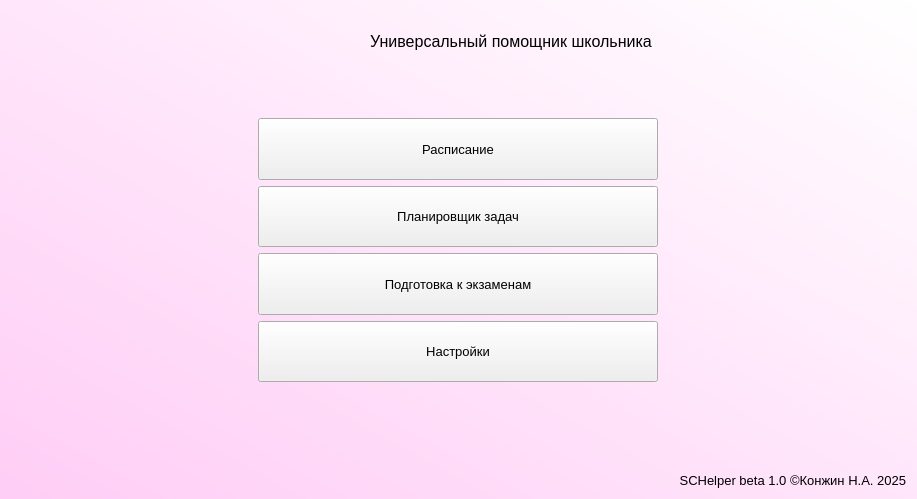
First picture: the form in main.ui, repository knowyx/SCHelper, before the edit.
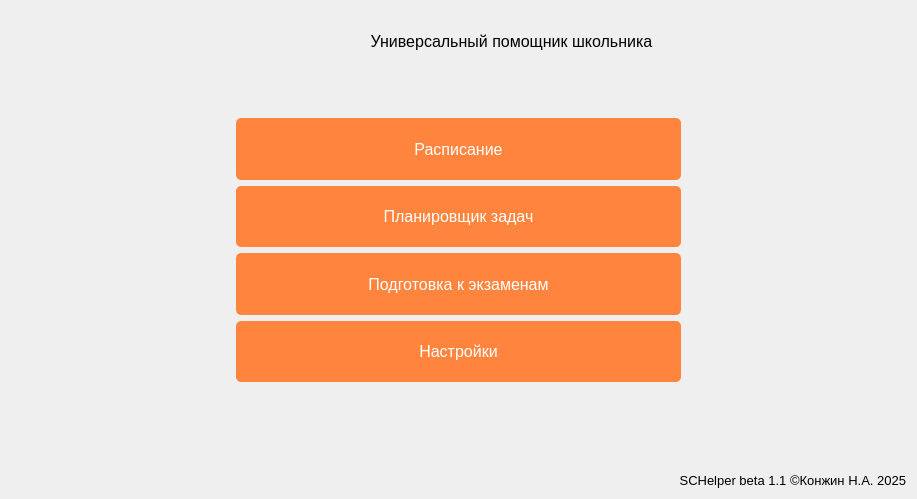
Second picture: the form after the edit. Icons and pictures are not drawn.

Diff of the .ui file:
```diff
--- a/main.ui
+++ b/main.ui
@@ -19,7 +19,7 @@
    <string>Универсальный помощник школьника</string>
   </property>
   <property name="styleSheet">
-   <string notr="true">background-color:qlineargradient(spread:pad, x1:0, y1:1, x2:1, y2:0, stop:0 rgba(255, 205, 246, 255), stop:1 rgba(255, 255, 255, 255))</string>
+   <string notr="true">background-color:qlineargradient(spread:pad, x1:0, y1:1, x2:1, y2:0, stop:0 			rgba(255, 117, 83, 255), stop:1 rgba(255, 255, 255, 255))</string>
   </property>
   <layout class="QGridLayout" name="gridLayout_4">
    <item row="1" column="1">
@@ -35,7 +35,7 @@
 </string>
      </property>
      <property name="text">
-      <string>SCHelper beta 1.0 ©Конжин Н.А. 2025</string>
+      <string>SCHelper beta 1.1 ©Конжин Н.А. 2025</string>
      </property>
      <property name="alignment">
       <set>Qt::AlignBottom|Qt::AlignRight|Qt::AlignTrailing</set>
@@ -50,16 +50,159 @@
      <property name="sizeConstraint">
       <enum>QLayout::SetMinAndMaxSize</enum>
      </property>
+     <property name="leftMargin">
+      <number>225</number>
+     </property>
+     <property name="rightMargin">
+      <number>225</number>
+     </property>
      <item row="7" column="0">
       <widget class="QPushButton" name="button3">
+       <property name="minimumSize">
+        <size>
+         <width>150</width>
+         <height>50</height>
+        </size>
+       </property>
        <property name="maximumSize">
         <size>
-         <width>400</width>
+         <width>16777215</width>
          <height>150</height>
         </size>
        </property>
+       <property name="palette">
+        <palette>
+         <active>
+          <colorrole role="Button">
+           <brush brushstyle="SolidPattern">
+            <color alpha="255">
+             <red>255</red>
+             <green>133</green>
+             <blue>62</blue>
+            </color>
+           </brush>
+          </colorrole>
+          <colorrole role="ButtonText">
+           <brush brushstyle="SolidPattern">
+            <color alpha="255">
+             <red>255</red>
+             <green>255</green>
+             <blue>255</blue>
+            </color>
+           </brush>
+          </colorrole>
+          <colorrole role="Base">
+           <brush brushstyle="SolidPattern">
+            <color alpha="255">
+             <red>255</red>
+             <green>133</green>
+             <blue>62</blue>
+            </color>
+           </brush>
+          </colorrole>
+          <colorrole role="Window">
+           <brush brushstyle="SolidPattern">
+            <color alpha="255">
+             <red>255</red>
+             <green>133</green>
+             <blue>62</blue>
+            </color>
+           </brush>
+          </colorrole>
+         </active>
+         <inactive>
+          <colorrole role="Button">
+           <brush brushstyle="SolidPattern">
+            <color alpha="255">
+             <red>255</red>
+             <green>133</green>
+             <blue>62</blue>
+            </color>
+           </brush>
+          </colorrole>
+          <colorrole role="ButtonText">
+           <brush brushstyle="SolidPattern">
+            <color alpha="255">
+             <red>255</red>
+             <green>255</green>
+             <blue>255</blue>
+            </color>
+           </brush>
+          </colorrole>
+          <colorrole role="Base">
+           <brush brushstyle="SolidPattern">
+            <color alpha="255">
+             <red>255</red>
+             <green>133</green>
+             <blue>62</blue>
+            </color>
+           </brush>
+          </colorrole>
+          <colorrole role="Window">
+           <brush brushstyle="SolidPattern">
+            <color alpha="255">
+             <red>255</red>
+             <green>133</green>
+             <blue>62</blue>
+            </color>
+           </brush>
+          </colorrole>
+         </inactive>
+         <disabled>
+          <colorrole role="Button">
+           <brush brushstyle="SolidPattern">
+            <color alpha="255">
+             <red>255</red>
+             <green>133</green>
+             <blue>62</blue>
+            </color>
+           </brush>
+          </colorrole>
+          <colorrole role="ButtonText">
+           <brush brushstyle="SolidPattern">
+            <color alpha="255">
+             <red>120</red>
+             <green>120</green>
+             <blue>120</blue>
+            </color>
+           </brush>
+          </colorrole>
+          <colorrole role="Base">
+           <brush brushstyle="SolidPattern">
+            <color alpha="255">
+             <red>255</red>
+             <green>133</green>
+             <blue>62</blue>
+            </color>
+           </brush>
+          </colorrole>
+          <colorrole role="Window">
+           <brush brushstyle="SolidPattern">
+            <color alpha="255">
+             <red>255</red>
+             <green>133</green>
+             <blue>62</blue>
+            </color>
+           </brush>
+          </colorrole>
+         </disabled>
+        </palette>
+       </property>
+       <property name="font">
+        <font>
+         <pointsize>12</pointsize>
+        </font>
+       </property>
        <property name="styleSheet">
-        <string notr="true">background-color: none</string>
+        <string notr="true">QPushButton {
+	background-color: rgb(255, 133, 62);
+	border: 0;
+	margin: 0;
+	border-radius: 5;
+}
+QPushButton:hover {
+	background-color:rgb(244, 81, 0);
+}</string>
        </property>
        <property name="text">
         <string>Настройки</string>
@@ -68,14 +211,151 @@
      </item>
      <item row="5" column="0">
       <widget class="QPushButton" name="button1">
+       <property name="minimumSize">
+        <size>
+         <width>150</width>
+         <height>50</height>
+        </size>
+       </property>
        <property name="maximumSize">
         <size>
-         <width>400</width>
+         <width>16777215</width>
          <height>150</height>
         </size>
        </property>
+       <property name="palette">
+        <palette>
+         <active>
+          <colorrole role="Button">
+           <brush brushstyle="SolidPattern">
+            <color alpha="255">
+             <red>255</red>
+             <green>133</green>
+             <blue>62</blue>
+            </color>
+           </brush>
+          </colorrole>
+          <colorrole role="ButtonText">
+           <brush brushstyle="SolidPattern">
+            <color alpha="255">
+             <red>255</red>
+             <green>255</green>
+             <blue>255</blue>
+            </color>
+           </brush>
+          </colorrole>
+          <colorrole role="Base">
+           <brush brushstyle="SolidPattern">
+            <color alpha="255">
+             <red>255</red>
+             <green>133</green>
+             <blue>62</blue>
+            </color>
+           </brush>
+          </colorrole>
+          <colorrole role="Window">
+           <brush brushstyle="SolidPattern">
+            <color alpha="255">
+             <red>255</red>
+             <green>133</green>
+             <blue>62</blue>
+            </color>
+           </brush>
+          </colorrole>
+         </active>
+         <inactive>
+          <colorrole role="Button">
+           <brush brushstyle="SolidPattern">
+            <color alpha="255">
+             <red>255</red>
+             <green>133</green>
+             <blue>62</blue>
+            </color>
+           </brush>
+          </colorrole>
+          <colorrole role="ButtonText">
+           <brush brushstyle="SolidPattern">
+            <color alpha="255">
+             <red>255</red>
+             <green>255</green>
+             <blue>255</blue>
+            </color>
+           </brush>
+          </colorrole>
+          <colorrole role="Base">
+           <brush brushstyle="SolidPattern">
+            <color alpha="255">
+             <red>255</red>
+             <green>133</green>
+             <blue>62</blue>
+            </color>
+           </brush>
+          </colorrole>
+          <colorrole role="Window">
+           <brush brushstyle="SolidPattern">
+            <color alpha="255">
+             <red>255</red>
+             <green>133</green>
+             <blue>62</blue>
+            </color>
+           </brush>
+          </colorrole>
+         </inactive>
+         <disabled>
+          <colorrole role="Button">
+           <brush brushstyle="SolidPattern">
+            <color alpha="255">
+             <red>255</red>
+             <green>133</green>
+             <blue>62</blue>
+            </color>
+           </brush>
+          </colorrole>
+          <colorrole role="ButtonText">
+           <brush brushstyle="SolidPattern">
+            <color alpha="255">
+             <red>120</red>
+             <green>120</green>
+             <blue>120</blue>
+            </color>
+           </brush>
+          </colorrole>
+          <colorrole role="Base">
+           <brush brushstyle="SolidPattern">
+            <color alpha="255">
+             <red>255</red>
+             <green>133</green>
+             <blue>62</blue>
+            </color>
+           </brush>
+          </colorrole>
+          <colorrole role="Window">
+           <brush brushstyle="SolidPattern">
+            <color alpha="255">
+             <red>255</red>
+             <green>133</green>
+             <blue>62</blue>
+            </color>
+           </brush>
+          </colorrole>
+         </disabled>
+        </palette>
+       </property>
+       <property name="font">
+        <font>
+         <pointsize>12</pointsize>
+        </font>
+       </property>
        <property name="styleSheet">
-        <string notr="true">background-color: none</string>
+        <string notr="true">QPushButton {
+	background-color: rgb(255, 133, 62);
+	border: 0;
+	margin: 0;
+	border-radius: 5;
+}
+QPushButton:hover {
+	background-color:rgb(244, 81, 0);
+}</string>
        </property>
        <property name="text">
         <string>Планировщик задач</string>
@@ -84,14 +364,151 @@
      </item>
      <item row="6" column="0">
       <widget class="QPushButton" name="button2">
+       <property name="minimumSize">
+        <size>
+         <width>150</width>
+         <height>50</height>
+        </size>
+       </property>
        <property name="maximumSize">
         <size>
-         <width>400</width>
+         <width>16777215</width>
          <height>150</height>
         </size>
        </property>
+       <property name="palette">
+        <palette>
+         <active>
+          <colorrole role="Button">
+           <brush brushstyle="SolidPattern">
+            <color alpha="255">
+             <red>255</red>
+             <green>133</green>
+             <blue>62</blue>
+            </color>
+           </brush>
+          </colorrole>
+          <colorrole role="ButtonText">
+           <brush brushstyle="SolidPattern">
+            <color alpha="255">
+             <red>255</red>
+             <green>255</green>
+             <blue>255</blue>
+            </color>
+           </brush>
+          </colorrole>
+          <colorrole role="Base">
+           <brush brushstyle="SolidPattern">
+            <color alpha="255">
+             <red>255</red>
+             <green>133</green>
+             <blue>62</blue>
+            </color>
+           </brush>
+          </colorrole>
+          <colorrole role="Window">
+           <brush brushstyle="SolidPattern">
+            <color alpha="255">
+             <red>255</red>
+             <green>133</green>
+             <blue>62</blue>
+            </color>
+           </brush>
+          </colorrole>
+         </active>
+         <inactive>
+          <colorrole role="Button">
+           <brush brushstyle="SolidPattern">
+            <color alpha="255">
+             <red>255</red>
+             <green>133</green>
+             <blue>62</blue>
+            </color>
+           </brush>
+          </colorrole>
+          <colorrole role="ButtonText">
+           <brush brushstyle="SolidPattern">
+            <color alpha="255">
+             <red>255</red>
+             <green>255</green>
+             <blue>255</blue>
+            </color>
+           </brush>
+          </colorrole>
+          <colorrole role="Base">
+           <brush brushstyle="SolidPattern">
+            <color alpha="255">
+             <red>255</red>
+             <green>133</green>
+             <blue>62</blue>
+            </color>
+           </brush>
+          </colorrole>
+          <colorrole role="Window">
+           <brush brushstyle="SolidPattern">
+            <color alpha="255">
+             <red>255</red>
+             <green>133</green>
+             <blue>62</blue>
+            </color>
+           </brush>
+          </colorrole>
+         </inactive>
+         <disabled>
+          <colorrole role="Button">
+           <brush brushstyle="SolidPattern">
+            <color alpha="255">
+             <red>255</red>
+             <green>133</green>
+             <blue>62</blue>
+            </color>
+           </brush>
+          </colorrole>
+          <colorrole role="ButtonText">
+           <brush brushstyle="SolidPattern">
+            <color alpha="255">
+             <red>120</red>
+             <green>120</green>
+             <blue>120</blue>
+            </color>
+           </brush>
+          </colorrole>
+          <colorrole role="Base">
+           <brush brushstyle="SolidPattern">
+            <color alpha="255">
+             <red>255</red>
+             <green>133</green>
+             <blue>62</blue>
+            </color>
+           </brush>
+          </colorrole>
+          <colorrole role="Window">
+           <brush brushstyle="SolidPattern">
+            <color alpha="255">
+             <red>255</red>
+             <green>133</green>
+             <blue>62</blue>
+            </color>
+           </brush>
+          </colorrole>
+         </disabled>
+        </palette>
+       </property>
+       <property name="font">
+        <font>
+         <pointsize>12</pointsize>
+        </font>
+       </property>
        <property name="styleSheet">
-        <string notr="true">background-color: none</string>
+        <string notr="true">QPushButton {
+	background-color: rgb(255, 133, 62);
+	border: 0;
+	margin: 0;
+	border-radius: 5;
+}
+QPushButton:hover {
+	background-color:rgb(244, 81, 0);
+}</string>
        </property>
        <property name="text">
         <string>Подготовка к экзаменам</string>
@@ -100,14 +517,151 @@
      </item>
      <item row="4" column="0">
       <widget class="QPushButton" name="button">
+       <property name="minimumSize">
+        <size>
+         <width>150</width>
+         <height>50</height>
+        </size>
+       </property>
        <property name="maximumSize">
         <size>
-         <width>400</width>
+         <width>16777215</width>
          <height>150</height>
         </size>
        </property>
+       <property name="palette">
+        <palette>
+         <active>
+          <colorrole role="Button">
+           <brush brushstyle="SolidPattern">
+            <color alpha="255">
+             <red>255</red>
+             <green>133</green>
+             <blue>62</blue>
+            </color>
+           </brush>
+          </colorrole>
+          <colorrole role="ButtonText">
+           <brush brushstyle="SolidPattern">
+            <color alpha="255">
+             <red>255</red>
+             <green>255</green>
+             <blue>255</blue>
+            </color>
+           </brush>
+          </colorrole>
+          <colorrole role="Base">
+           <brush brushstyle="SolidPattern">
+            <color alpha="255">
+             <red>255</red>
+             <green>133</green>
+             <blue>62</blue>
+            </color>
+           </brush>
+          </colorrole>
+          <colorrole role="Window">
+           <brush brushstyle="SolidPattern">
+            <color alpha="255">
+             <red>255</red>
+             <green>133</green>
+             <blue>62</blue>
+            </color>
+           </brush>
+          </colorrole>
+         </active>
+         <inactive>
+          <colorrole role="Button">
+           <brush brushstyle="SolidPattern">
+            <color alpha="255">
+             <red>255</red>
+             <green>133</green>
+             <blue>62</blue>
+            </color>
+           </brush>
+          </colorrole>
+          <colorrole role="ButtonText">
+           <brush brushstyle="SolidPattern">
+            <color alpha="255">
+             <red>255</red>
+             <green>255</green>
+             <blue>255</blue>
+            </color>
+           </brush>
+          </colorrole>
+          <colorrole role="Base">
+           <brush brushstyle="SolidPattern">
+            <color alpha="255">
+             <red>255</red>
+             <green>133</green>
+             <blue>62</blue>
+            </color>
+           </brush>
+          </colorrole>
+          <colorrole role="Window">
+           <brush brushstyle="SolidPattern">
+            <color alpha="255">
+             <red>255</red>
+             <green>133</green>
+             <blue>62</blue>
+            </color>
+           </brush>
+          </colorrole>
+         </inactive>
+         <disabled>
+          <colorrole role="Button">
+           <brush brushstyle="SolidPattern">
+            <color alpha="255">
+             <red>255</red>
+             <green>133</green>
+             <blue>62</blue>
+            </color>
+           </brush>
+          </colorrole>
+          <colorrole role="ButtonText">
+           <brush brushstyle="SolidPattern">
+            <color alpha="255">
+             <red>120</red>
+             <green>120</green>
+             <blue>120</blue>
+            </color>
+           </brush>
+          </colorrole>
+          <colorrole role="Base">
+           <brush brushstyle="SolidPattern">
+            <color alpha="255">
+             <red>255</red>
+             <green>133</green>
+             <blue>62</blue>
+            </color>
+           </brush>
+          </colorrole>
+          <colorrole role="Window">
+           <brush brushstyle="SolidPattern">
+            <color alpha="255">
+             <red>255</red>
+             <green>133</green>
+             <blue>62</blue>
+            </color>
+           </brush>
+          </colorrole>
+         </disabled>
+        </palette>
+       </property>
+       <property name="font">
+        <font>
+         <pointsize>12</pointsize>
+        </font>
+       </property>
        <property name="styleSheet">
-        <string notr="true">background-color: none</string>
+        <string notr="true">QPushButton {
+	background-color: rgb(255, 133, 62);
+	border: 0;
+	margin: 0;
+	border-radius: 5;
+}
+QPushButton:hover {
+	background-color:rgb(244, 81, 0);
+}</string>
        </property>
        <property name="text">
         <string>Расписание</string>
@@ -132,6 +686,12 @@
      </item>
      <item row="2" column="0">
       <layout class="QHBoxLayout" name="horizontalLayout">
+       <property name="leftMargin">
+        <number>0</number>
+       </property>
+       <property name="rightMargin">
+        <number>0</number>
+       </property>
        <item>
         <widget class="QLabel" name="label_2">
          <property name="maximumSize">
```
